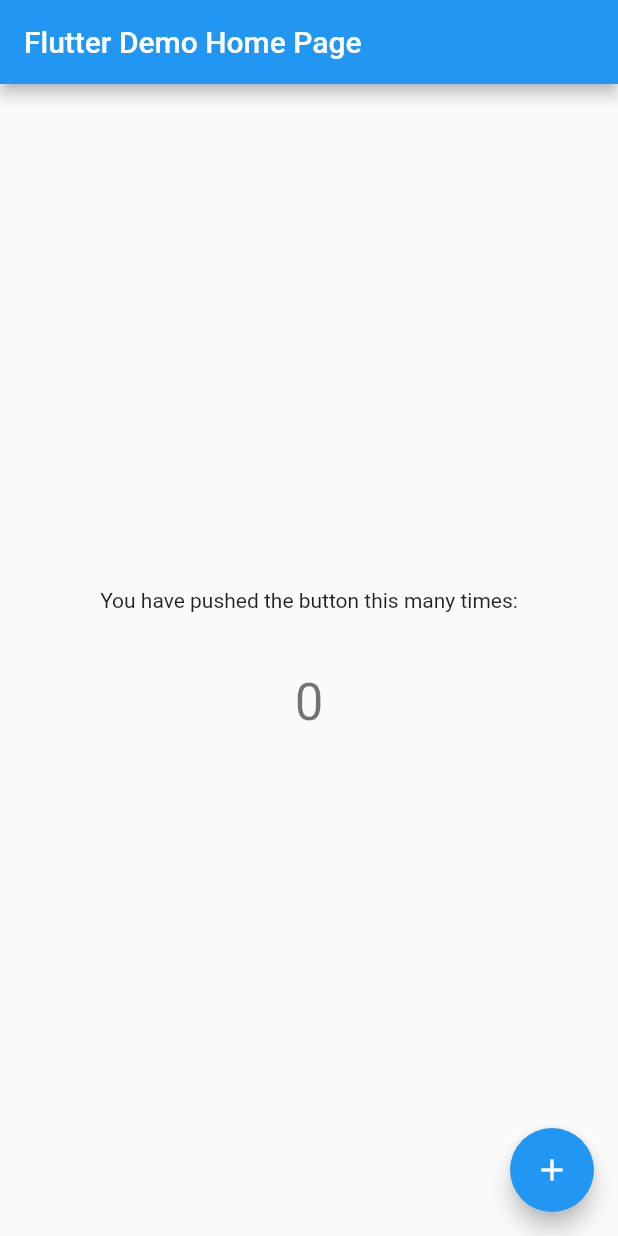
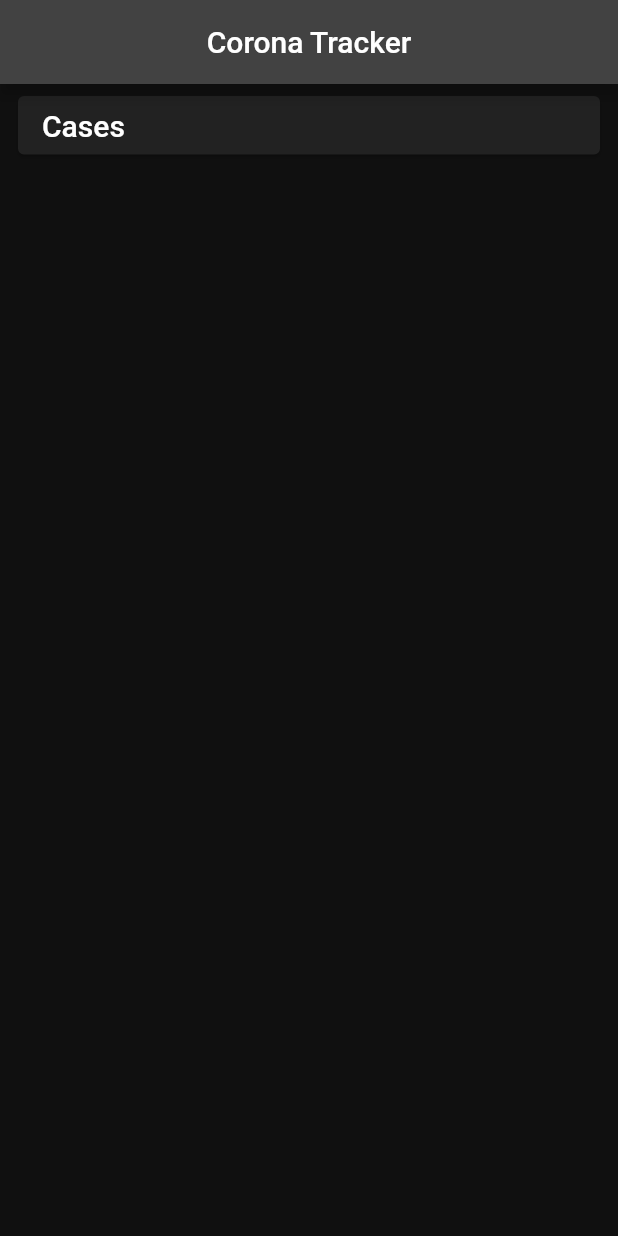
Before and after one commit to Last-dreamer/Coronavirus-Tracking-App, a Flutter app: the screen it shows after launch, on a phone screen of 412 x 824 dp. Run offline on Flutter 3.47's test engine with Material 2 defaults, Android fonts, the light colour scheme and no system bars; network calls fail.

Commit message:
adding data logic

```diff
--- /dev/null
+++ b/lib/app/UI/dashboard.dart
@@ -0,0 +1,47 @@
+
+import 'package:coronavirus_tracking_app/app/UI/endpoint_card.dart';
+import 'package:coronavirus_tracking_app/app/repositories/data_repository.dart';
+import 'package:coronavirus_tracking_app/app/services/api.dart';
+import 'package:coronavirus_tracking_app/app/services/api_service.dart';
+import 'package:flutter/material.dart';
+import 'package:provider/provider.dart';
+
+class DashBoard extends StatefulWidget {
+  const DashBoard({Key? key}) : super(key: key);
+
+  @override
+  _DashBoardState createState() => _DashBoardState();
+}
+
+class _DashBoardState extends State<DashBoard> {
+  String _cases = "";
+
+  @override
+  void initState() {
+    _updateData();
+
+    super.initState();
+  }
+
+
+
+  Future<void> _updateData() async {
+    final dataRep =  Provider.of<DataRepository>(context, listen: false);
+    final cases = await dataRep.getTheEndpoint(EndPoint.cases);
+    print("checking ${cases}");
+    setState(() {
+      _cases = cases.toString();
+    });
+  }
+  @override
+  Widget build(BuildContext context) {
+    return Scaffold(
+      appBar: AppBar(title: const Text("Corona Tracker"), centerTitle: true,),
+      body: ListView(
+        children:  [
+          EndPointCard(endPoint: EndPoint.cases, value:_cases),
+        ],
+      ),
+    );
+  }
+}
--- /dev/null
+++ b/lib/app/UI/endpoint_card.dart
@@ -0,0 +1,28 @@
+
+import 'package:coronavirus_tracking_app/app/services/api.dart';
+import 'package:flutter/material.dart';
+
+class EndPointCard extends StatelessWidget {
+  const EndPointCard({Key? key,required this.endPoint, required this.value }) : super(key: key);
+
+  final EndPoint endPoint;
+  final String value;
+  @override
+  Widget build(BuildContext context) {
+    return Padding(
+        padding: const EdgeInsets.symmetric(horizontal: 8.0, vertical: 4.0),
+    child: Card(
+      child: Padding(
+        padding: const EdgeInsets.symmetric(horizontal: 16.0,vertical: 8.0),
+        child: Row(
+          mainAxisAlignment: MainAxisAlignment.spaceBetween,
+          children: [
+            Text("Cases", style: Theme.of(context).textTheme.headline6,),
+            Text(value, style: Theme.of(context).textTheme.bodyText1,)
+          ],
+        ),
+      ),
+    ),
+    );
+  }
+}
--- /dev/null
+++ b/lib/app/repositories/data_repository.dart
@@ -0,0 +1,33 @@
+
+import 'package:coronavirus_tracking_app/app/services/api.dart';
+import 'package:coronavirus_tracking_app/app/services/api_service.dart';
+import 'package:flutter/cupertino.dart';
+import 'package:http/http.dart';
+
+class DataRepository{
+
+  DataRepository({required this.apiService});
+  final APIService apiService;
+
+  String? _accessToken;
+
+  Future<int> getTheEndpoint(EndPoint endPoint) async {
+
+    try {
+        _accessToken = await apiService.getAccessToken();
+      var check = await apiService.getEndpointData(
+          accessToken: _accessToken.toString(), endPoint: endPoint);
+      print("check it  5 $check");
+
+      return check;
+    } on Response catch(e){
+      // if unAuthorized  then refresh the token...
+      if(e.statusCode == 401){
+        _accessToken = await apiService.getAccessToken();
+        return await apiService.getEndpointData(
+            accessToken: _accessToken.toString(), endPoint: endPoint);
+      }
+      rethrow;
+    }
+  }
+}
--- a/lib/app/services/api_keys.dart
+++ b/lib/app/services/api_keys.dart
@@ -1,4 +1,4 @@
 class ApiKeys {
   static String sandBox =
-      "cebe441175674eeefec656cb494d84696c6bf438bbc01de15f9316652e42ca78";
+      "e34b644b96e882725130fc0c601a5269bcd46c9032d350fc17da8c25dcdb2aaa";
 }
--- a/lib/app/services/api_service.dart
+++ b/lib/app/services/api_service.dart
@@ -13,6 +13,7 @@
     final response = await http.post(api.tokenUri(),
         headers: {"Authorization": "Basic ${api.apiKey}"});
 
+    print("resp ${response}");
     if (response.statusCode == 200) {
       final data = json.decode(response.body);
       final accessToken = data['access_token'];
@@ -39,7 +40,7 @@
 
       final List<dynamic> data = json.decode(response.body);
 
-      print("res ${data}");
+      print("res $data");
       if(data.isNotEmpty){
        final Map<String, dynamic> endPointData = data[0];
        final String responseJsonKey =  _responseJsonKeys![endPoint] ?? "";
@@ -50,7 +51,7 @@
     }
 
     print(
-        "Request ${api.apiKey} failed \n Response: ${response.statusCode} ${response.reasonPhrase}");
+        "Request 2 ${api.apiKey} failed \n Response: ${response.statusCode} ${response.reasonPhrase}");
     throw response;
 
   }
--- a/lib/main.dart
+++ b/lib/main.dart
@@ -1,6 +1,9 @@
+import 'package:coronavirus_tracking_app/app/UI/dashboard.dart';
+import 'package:coronavirus_tracking_app/app/repositories/data_repository.dart';
 import 'package:coronavirus_tracking_app/app/services/api.dart';
 import 'package:coronavirus_tracking_app/app/services/api_service.dart';
 import 'package:flutter/material.dart';
+import 'package:provider/provider.dart';
 
 void main() {
   runApp(const MyApp());
@@ -12,92 +15,17 @@
   // This widget is the root of your application.
   @override
   Widget build(BuildContext context) {
-    return MaterialApp(
-      title: 'Flutter Demo',
-      theme: ThemeData(
-        // This is the theme of your application.
-        //
-        // Try running your application with "flutter run". You'll see the
-        // application has a blue toolbar. Then, without quitting the app, try
-        // changing the primarySwatch below to Colors.green and then invoke
-        // "hot reload" (press "r" in the console where you ran "flutter run",
-        // or simply save your changes to "hot reload" in a Flutter IDE).
-        // Notice that the counter didn't reset back to zero; the application
-        // is not restarted.
-        primarySwatch: Colors.blue,
+    return Provider<DataRepository>(
+      create: (_) => DataRepository(apiService: APIService(API.fromSandBox())),
+      child: MaterialApp(
+        debugShowCheckedModeBanner: false,
+        title: 'Covid 19 Tracking App',
+        theme: ThemeData.dark().copyWith(
+          scaffoldBackgroundColor: const Color(0xFF101010),
+          cardColor: const Color(0xFF222222)
+        ),
+        home: const DashBoard(),
       ),
-      home: const MyHomePage(title: 'Flutter Demo Home Page'),
     );
   }
 }
-
-class MyHomePage extends StatefulWidget {
-  const MyHomePage({Key? key, required this.title}) : super(key: key);
-
-
-  final String title;
-
-  @override
-  State<MyHomePage> createState() => _MyHomePageState();
-}
-
-class _MyHomePageState extends State<MyHomePage> {
-  String _accessToken = '';
-  int cases = 0;
-
-  void _incrementCounter() async {
-
-    final  apiService = APIService(API.fromSandBox());
-    final accessToken = await apiService.getAccessToken();
-    final mcases = await apiService.getEndpointData(accessToken: accessToken, endPoint: EndPoint.cases);
-
-    setState(() {
-      _accessToken = accessToken;
-      cases = mcases;
-    });
-  }
-
-  @override
-  Widget build(BuildContext context) {
-    // This method is rerun every time setState is called, for instance as done
-    // by the _incrementCounter method above.
-    //
-    // The Flutter framework has been optimized to make rerunning build methods
-    // fast, so that you can just rebuild anything that needs updating rather
-    // than having to individually change instances of widgets.
-    return Scaffold(
-      appBar: AppBar(
-
-        title: Text(widget.title),
-      ),
-      body: Center(
-
-        child: Column(
-
-          mainAxisAlignment: MainAxisAlignment.center,
-
-          children: <Widget>[
-            const Text(
-              'You have pushed the button this many times:',
-            ),
-            Text(
-              _accessToken,
-              style: Theme.of(context).textTheme.headline4,
-            ),
-
-
-              Text(
-                '$cases',
-                style: Theme.of(context).textTheme.headline4,
-              ),
-          ],
-        ),
-      ),
-      floatingActionButton: FloatingActionButton(
-        onPressed: _incrementCounter,
-        tooltip: 'Increment',
-        child: const Icon(Icons.add),
-      ), // This trailing comma makes auto-formatting nicer for build methods.
-    );
-  }
-}
--- a/pubspec.yaml
+++ b/pubspec.yaml
@@ -35,6 +35,7 @@
   # Use with the CupertinoIcons class for iOS style icons.
   cupertino_icons: ^1.0.2
   http: ^0.13.4
+  provider: ^6.0.1
 
 dev_dependencies:
   flutter_test:
```
Also changed, not shown: pubspec.lock.
